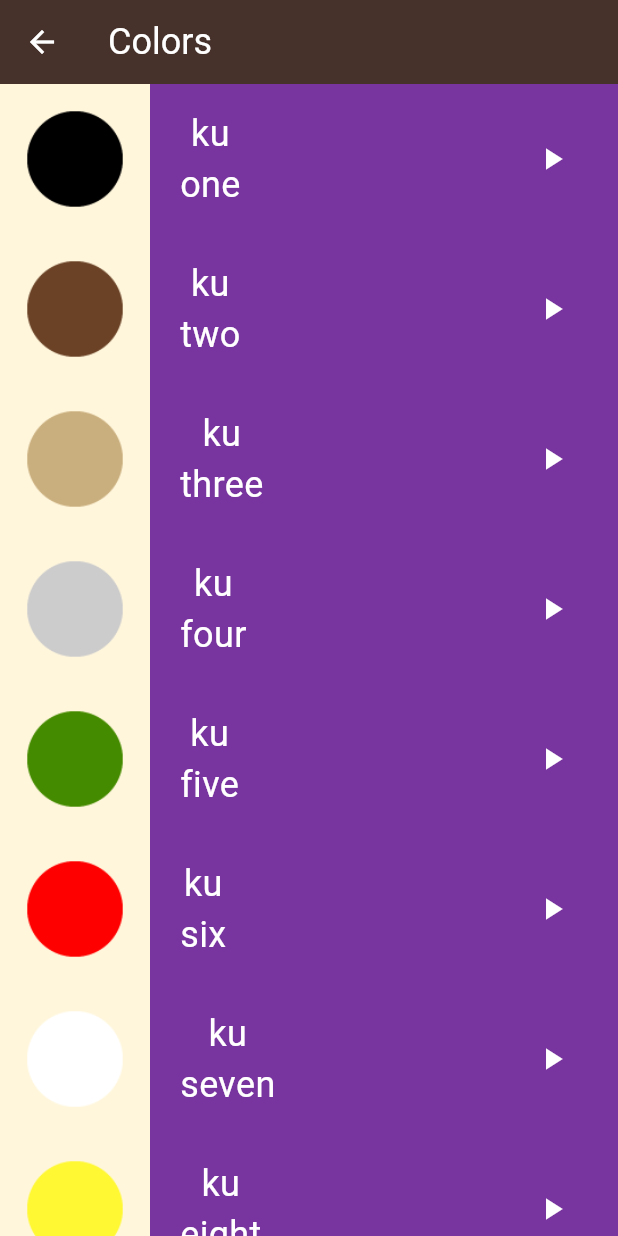
After one commit to YoussefSalah8/language_learning_toku, a Flutter app: the screen it shows after launch, after a tap on "Colors", on a phone screen of 412 x 824 dp. The commit adds this screen. Run offline on Flutter 3.47's test engine with Material 3 defaults, Android fonts, the phone set to English and light mode, and no system bars; our stand-ins replace audioplayers.

Commit message:
all pages have done

```diff
--- /dev/null
+++ b/lib/components/category_item.dart
@@ -0,0 +1,26 @@
+import 'package:flutter/material.dart';
+
+class Category extends StatelessWidget {
+  const Category({super.key, required this.text, required this.color, required this.onTap});
+  final String text;
+  final Color color;
+  final Function() onTap;
+
+
+  @override
+  Widget build(BuildContext context) {
+    return GestureDetector(
+      onTap: onTap,
+      child: Container(
+        alignment: Alignment.centerLeft,
+        height: 80,
+        width: double.infinity,
+        color: color,
+        child: Padding(
+          padding: const EdgeInsets.only(left: 20),
+          child: Text(text, style: const TextStyle(fontSize: 24, color: Colors.white),),
+        ),
+      ),
+    );
+  }
+}
--- /dev/null
+++ b/lib/components/item.dart
@@ -0,0 +1,29 @@
+import 'package:flutter/material.dart';
+import '../models/item_model.dart';
+import 'item_info.dart';
+
+class Item extends StatelessWidget {
+  const Item({super.key, required this.item, required this.color});
+
+  final ItemModel item;
+  final Color color;
+
+  @override
+  Widget build(BuildContext context) {
+    return Container(
+        color: color,
+        height: 100,
+        width: double.infinity,
+        child: Row(
+          children: [
+            Container(
+                color: Color(0xffFFF6DC),
+                child: Image.asset(item.image!)
+            ),
+            Expanded(child: ItemInfo(item: item))
+
+          ],
+        ),
+      );
+  }
+}
--- /dev/null
+++ b/lib/components/item_info.dart
@@ -0,0 +1,38 @@
+import 'package:audioplayers/audioplayers.dart';
+import 'package:flutter/material.dart';
+import '../models/item_model.dart';
+
+class ItemInfo extends StatelessWidget {
+  const ItemInfo({required this.item});
+
+  final ItemModel item;
+
+
+  @override
+  Widget build(BuildContext context) {
+    return Row(
+      children: [
+        Padding(
+          padding: const EdgeInsets.only(left: 20),
+          child: Column(
+            mainAxisAlignment: MainAxisAlignment.center,
+            children: [
+              Text(item.jpLanguage, style: const TextStyle(fontSize: 24, color: Colors.white),),
+              Text(item.enLanguage, style: const TextStyle(fontSize: 24, color: Colors.white),),
+            ],),
+        ),
+        const Spacer(flex: 1),
+        Padding(
+          padding:  const EdgeInsets.only(right: 20),
+          child:  IconButton(
+            onPressed: () {
+              final player =  AudioPlayer();
+              player.play( AssetSource(item.sound));
+            },
+            icon: const Icon(Icons.play_arrow, color: Colors.white),
+          ),
+        )
+      ],
+    );
+  }
+}
--- a/lib/main.dart
+++ b/lib/main.dart
@@ -1,5 +1,6 @@
 import 'package:flutter/material.dart';
-import 'package:language_learning_toku/screens/home_page.dart';
+import 'screens/home_page.dart';
+
 
 
 void main(){
--- /dev/null
+++ b/lib/models/item_model.dart
@@ -0,0 +1,15 @@
+
+class ItemModel {
+  final String jpLanguage;
+  final String enLanguage;
+  final String? image;
+  final String sound;
+
+
+  const ItemModel({
+    required this.jpLanguage,
+    required this.enLanguage,
+    this.image,
+    required this.sound,
+  });
+}
--- /dev/null
+++ b/lib/screens/colors_page.dart
@@ -0,0 +1,76 @@
+import 'package:flutter/material.dart';
+import '../components/item.dart';
+import '../models/item_model.dart';
+
+class ColorsPage extends StatelessWidget {
+  ColorsPage({super.key});
+  final List <ItemModel> items = [
+    ItemModel(
+        jpLanguage: 'ku',
+        enLanguage: 'one',
+        image: 'assets/images/colors/color_black.png',
+        sound: 'sounds/colors/black.wav'
+    ),
+    ItemModel(
+        jpLanguage: 'ku',
+        enLanguage: 'two',
+        image: 'assets/images/colors/color_brown.png',
+        sound: 'sounds/colors/brown.wav'
+    ),
+    ItemModel(
+        jpLanguage: 'ku',
+        enLanguage: 'three',
+        image: 'assets/images/colors/color_dusty_yellow.png',
+        sound: 'sounds/colors/dusty yellow.wav'
+    ),
+    ItemModel(
+        jpLanguage: 'ku',
+        enLanguage: 'four',
+        image: 'assets/images/colors/color_gray.png',
+        sound: 'sounds/colors/gray.wav'
+    ),
+    ItemModel(
+        jpLanguage: 'ku',
+        enLanguage: 'five',
+        image: 'assets/images/colors/color_green.png',
+        sound: 'sounds/colors/green.wav'
+    ),
+    ItemModel(
+        jpLanguage: 'ku',
+        enLanguage: 'six',
+        image: 'assets/images/colors/color_red.png',
+        sound: 'sounds/colors/red.wav'
+    ),
+    ItemModel(
+        jpLanguage: 'ku',
+        enLanguage: 'seven',
+        image: 'assets/images/colors/color_white.png',
+        sound: 'sounds/colors/white.wav'
+    ),
+    ItemModel(
+        jpLanguage: 'ku',
+        enLanguage: 'eight',
+        image: 'assets/images/colors/yellow.png',
+        sound: 'assets/sounds/colors/yellow.wav'
+    ),
+
+  ];
+
+  @override
+  Widget build(BuildContext context) {
+    return Scaffold(
+      // backgroundColor: Color(0xfffef6db),
+        appBar: AppBar(
+          iconTheme: IconThemeData(color: Colors.white),
+          title: const Text('Colors', style: TextStyle(fontSize: 24, color: Colors.white),),
+          backgroundColor: Color(0xff46322b),
+        ),
+        body: ListView.builder(
+            itemCount: items.length,
+            itemBuilder: (context, index){
+              return Item(item: items[index], color: Color(0xff79359F),);
+            }
+        )
+    );
+  }
+}
--- /dev/null
+++ b/lib/screens/family_members_page.dart
@@ -0,0 +1,88 @@
+import 'package:flutter/material.dart';
+import '../components/item.dart';
+import '../models/item_model.dart';
+
+class FamilyMembersPage extends StatelessWidget {
+  FamilyMembersPage({super.key});
+
+  final List <ItemModel> items = [
+    ItemModel(
+        jpLanguage: 'ku',
+        enLanguage: 'one',
+        image: 'assets/images/numbers/number_one.png',
+        sound: 'sounds/numbers/number_one_sound.mp3'
+    ),
+    ItemModel(
+        jpLanguage: 'ku',
+        enLanguage: 'two',
+        image: 'assets/images/numbers/number_two.png',
+        sound: 'sounds/numbers/number_two_sound.mp3'
+    ),
+    ItemModel(
+        jpLanguage: 'ku',
+        enLanguage: 'three',
+        image: 'assets/images/numbers/number_three.png',
+        sound: 'sounds/numbers/number_three_sound.mp3'
+    ),
+    ItemModel(
+        jpLanguage: 'ku',
+        enLanguage: 'four',
+        image: 'assets/images/numbers/number_four.png',
+        sound: 'sounds/numbers/number_four_sound.mp3'
+    ),
+    ItemModel(
+        jpLanguage: 'ku',
+        enLanguage: 'five',
+        image: 'assets/images/numbers/number_five.png',
+        sound: 'sounds/numbers/number_five_sound.mp3'
+    ),
+    ItemModel(
+        jpLanguage: 'ku',
+        enLanguage: 'six',
+        image: 'assets/images/numbers/number_six.png',
+        sound: 'sounds/numbers/number_six_sound.mp3'
+    ),
+    ItemModel(
+        jpLanguage: 'ku',
+        enLanguage: 'seven',
+        image: 'assets/images/numbers/number_seven.png',
+        sound: 'sounds/numbers/number_seven_sound.mp3'
+    ),
+    ItemModel(
+        jpLanguage: 'ku',
+        enLanguage: 'eight',
+        image: 'assets/images/numbers/number_eight.png',
+        sound: 'sounds/numbers/number_eight_sound.mp3'
+    ),
+    ItemModel(
+        jpLanguage: 'ku',
+        enLanguage: 'nine',
+        image: 'assets/images/numbers/number_nine.png',
+        sound: 'sounds/numbers/number_nine_sound.mp3'
+    ),
+    ItemModel(
+        jpLanguage: 'ku',
+        enLanguage: 'ten',
+        image: 'assets/images/numbers/number_ten.png',
+        sound: 'sounds/numbers/number_ten_sound.mp3'
+    ),
+  ];
+
+  @override
+  Widget build(BuildContext context) {
+    return Scaffold(
+      // backgroundColor: Color(0xfffef6db),
+        appBar: AppBar(
+          iconTheme: IconThemeData(color: Colors.white),
+          title: const Text('Family Members', style: TextStyle(fontSize: 24, color: Colors.white),),
+          backgroundColor: Color(0xff46322b),
+        ),
+        body: ListView.builder(
+            itemCount: items.length,
+            itemBuilder: (context, index){
+              return Item(item: items[index], color: Color(0xff558B37),);
+            }
+        )
+    );
+  }
+}
--- a/lib/screens/home_page.dart
+++ b/lib/screens/home_page.dart
@@ -1,55 +1,72 @@
 import 'package:flutter/material.dart';
+import '../components/category_item.dart';
+import 'colors_page.dart';
+import 'family_members_page.dart';
+import 'numbers_page.dart';
+import 'phrases_page.dart';
+
 
 class HomePage extends StatelessWidget {
   const HomePage({super.key});
 
   @override
   Widget build(BuildContext context) {
-    return  Scaffold(
-      backgroundColor: Color(0xffFEF6DB),
+    return Scaffold(
+      backgroundColor: Color(0xfffef6db),
       appBar: AppBar(
-        title: Text('Toku', style: TextStyle(color:Colors.white),),
-        backgroundColor: Color(0xff46322B),
+        title: const Text('Toku', style: TextStyle(fontSize: 24, color: Colors.white),),
+        backgroundColor: Color(0xff46322b),
       ),
       body: Column(
         children: [
+          Category(
+              text: 'Numbers',
+              color: Color(0xffEF9235),
+              onTap: (){
+                Navigator.push(context,
+                MaterialPageRoute(builder: (BuildContext context){
+                  return NumbersPage();
+                })
+                );
+              },
+          ),
+          Category(
+              text: 'Family Members',
+               color: Color(0xff558B37),
+            onTap: (){
+              Navigator.push(context,
+                  MaterialPageRoute(builder: (BuildContext context){
+                    return FamilyMembersPage();
+                  })
+              );
+            },
+          ),
 
           Category(
-            color: Color(0xffEF9235),
-            text: 'Numbers',
+              text: 'Colors',
+              color: Color(0xff79359F),
+            onTap: (){
+              Navigator.push(context,
+                  MaterialPageRoute(builder: (BuildContext context){
+                    return ColorsPage();
+                  })
+              );
+            },
           ),
+
           Category(
-            color: Color(0xff558B37),
-            text: 'Family Members',
-          ),
-          Category(
-            color: Color(0xff79359F),
-            text: 'Colors',
-          ),
-          Category(
-            color: Color(0xff50ADC7),
-            text: 'Phrases',
+              text: 'Phrases',
+              color: Color(0xff50ADC7),
+            onTap: (){
+              Navigator.push(context,
+                  MaterialPageRoute(builder: (BuildContext context){
+                    return PhrasesPage();
+                  })
+              );
+            },
           ),
         ],
       ),
     );
   }
 }
-
-class Category extends StatelessWidget {
-   Category({this.color, this.text});
-   String? text;
-   Color? color;
-
-  @override
-  Widget build(BuildContext context) {
-    return Container(
-      alignment: Alignment.centerLeft,
-      padding: EdgeInsets.only(left: 20),
-      height: 70,
-      width: double.infinity,
-      color: color,
-      child: Text(text!, style: TextStyle(color: Colors.white, fontSize: 22),),
-    );
-  }
-}
--- /dev/null
+++ b/lib/screens/numbers_page.dart
@@ -0,0 +1,89 @@
+import 'package:flutter/material.dart';
+import '../components/item.dart';
+import '../models/item_model.dart';
+
+class NumbersPage extends StatelessWidget {
+    NumbersPage({super.key});
+
+  final List <ItemModel> items = [
+    ItemModel(
+        jpLanguage: 'ku',
+        enLanguage: 'one',
+        image: 'assets/images/numbers/number_one.png',
+        sound: 'sounds/numbers/number_one_sound.mp3'
+    ),
+    ItemModel(
+        jpLanguage: 'ku',
+        enLanguage: 'two',
+        image: 'assets/images/numbers/number_two.png',
+        sound: 'sounds/numbers/number_two_sound.mp3'
+    ),
+    ItemModel(
+        jpLanguage: 'ku',
+        enLanguage: 'three',
+        image: 'assets/images/numbers/number_three.png',
+        sound: 'sounds/numbers/number_three_sound.mp3'
+    ),
+    ItemModel(
+        jpLanguage: 'ku',
+        enLanguage: 'four',
+        image: 'assets/images/numbers/number_four.png',
+        sound: 'sounds/numbers/number_four_sound.mp3'
+    ),
+    ItemModel(
+        jpLanguage: 'ku',
+        enLanguage: 'five',
+        image: 'assets/images/numbers/number_five.png',
+        sound: 'sounds/numbers/number_five_sound.mp3'
+    ),
+    ItemModel(
+        jpLanguage: 'ku',
+        enLanguage: 'six',
+        image: 'assets/images/numbers/number_six.png',
+        sound: 'sounds/numbers/number_six_sound.mp3'
+    ),
+    ItemModel(
+        jpLanguage: 'ku',
+        enLanguage: 'seven',
+        image: 'assets/images/numbers/number_seven.png',
+        sound: 'sounds/numbers/number_seven_sound.mp3'
+    ),
+    ItemModel(
+        jpLanguage: 'ku',
+        enLanguage: 'eight',
+        image: 'assets/images/numbers/number_eight.png',
+        sound: 'sounds/numbers/number_eight_sound.mp3'
+    ),
+    ItemModel(
+        jpLanguage: 'ku',
+        enLanguage: 'nine',
+        image: 'assets/images/numbers/number_nine.png',
+        sound: 'sounds/numbers/number_nine_sound.mp3'
+    ),
+    ItemModel(
+        jpLanguage: 'ku',
+        enLanguage: 'ten',
+        image: 'assets/images/numbers/number_ten.png',
+        sound: 'sounds/numbers/number_ten_sound.mp3'
+    ),
+  ];
+
+
+  @override
+  Widget build(BuildContext context) {
+    return Scaffold(
+      // backgroundColor: Color(0xfffef6db),
+      appBar: AppBar(
+        iconTheme: IconThemeData(color: Colors.white),
+        title: const Text('Numbers', style: TextStyle(fontSize: 24, color: Colors.white),),
+        backgroundColor: Color(0xff46322b),
+      ),
+      body: ListView.builder(
+              itemCount: items.length,
+              itemBuilder: (context, index){
+                return Item(item: items[index], color: Color(0xffEF9235),);
+              }
+      )
+    );
+  }
+}
--- /dev/null
+++ b/lib/screens/phrases_page.dart
@@ -0,0 +1,70 @@
+import 'package:flutter/material.dart';
+import '../components/phrases_item.dart';
+import '../models/item_model.dart';
+
+class PhrasesPage extends StatelessWidget {
+   PhrasesPage({super.key});
+
+   final List <ItemModel> phrases = [
+     ItemModel(
+         jpLanguage: 'ku',
+         enLanguage: 'one',
+         sound: 'sounds/colors/black.wav'
+     ),
+     ItemModel(
+         jpLanguage: 'ku',
+         enLanguage: 'two',
+         sound: 'sounds/colors/brown.wav'
+     ),
+     ItemModel(
+         jpLanguage: 'ku',
+         enLanguage: 'three',
+         sound: 'sounds/colors/dusty yellow.wav'
+     ),
+     ItemModel(
+         jpLanguage: 'ku',
+         enLanguage: 'four',
+         sound: 'sounds/colors/gray.wav'
+     ),
+     ItemModel(
+         jpLanguage: 'ku',
+         enLanguage: 'five',
+         sound: 'sounds/colors/green.wav'
+     ),
+     ItemModel(
+         jpLanguage: 'ku',
+         enLanguage: 'six',
+         sound: 'sounds/colors/red.wav'
+     ),
+     ItemModel(
+         jpLanguage: 'ku',
+         enLanguage: 'seven',
+         sound: 'sounds/colors/white.wav'
+     ),
+     ItemModel(
+         jpLanguage: 'ku',
+         enLanguage: 'eight',
+         sound: 'assets/sounds/colors/yellow.wav'
+     ),
+
+   ];
+
+  @override
+  Widget build(BuildContext context) {
+    return Scaffold(
+      // backgroundColor: Color(0xfffef6db),
+        appBar: AppBar(
+          iconTheme: IconThemeData(color: Colors.white),
+          title: const Text('Phrases', style: TextStyle(fontSize: 24, color: Colors.white),),
+          backgroundColor: Color(0xff46322b),
+        ),
+        body: ListView.builder(
+            itemCount: phrases.length,
+            itemBuilder: (context, index){
+              return PhrasesItem(item: phrases[index], color: Color(0xff50ADC7),);
+            }
+        )
+
+    );
+  }
+}
```
Also changed, not shown: lib/components/phrases_item.dart (added, +22 -0 lines), pubspec.yaml (+9 -3 lines), pubspec.lock, 11 other files.
